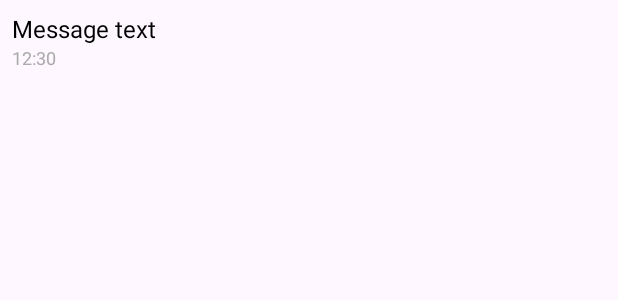
After one commit to ShayKat112/GamerLandRep1, an Android app: the layout item_message.xml on its own in the app's theme, with its tools: preview values and no code run, on a phone screen of 412 x 824 dp. The commit adds this screen. Shown: the top 300 px of the screen. Run offline under Robolectric (Android 15) with nearby library versions, the phone set to English and light mode, and no system bars; Roboto replaces fonts that are not available here.

Commit message:
safe spot to reload2

```diff
--- a/app/src/main/AndroidManifest.xml
+++ b/app/src/main/AndroidManifest.xml
@@ -7,6 +7,8 @@
     <uses-permission android:name="android.permission.READ_CALENDAR" />
     <uses-permission android:name="android.permission.SCHEDULE_EXACT_ALARM" />
     <uses-permission android:name="android.permission.CAMERA" />
+    <uses-permission android:name="android.permission.INTERNET"/>
+    <uses-permission android:name="com.google.android.providers.gsf.permission.READ_GSERVICES"/>
 
     <uses-feature
         android:name="android.hardware.camera"
--- /dev/null
+++ b/app/src/main/res/layout/item_message.xml
@@ -0,0 +1,23 @@
+<?xml version="1.0" encoding="utf-8"?>
+<LinearLayout xmlns:android="http://schemas.android.com/apk/res/android"
+    android:layout_width="match_parent"
+    android:layout_height="wrap_content"
+    android:orientation="vertical"
+    android:padding="8dp">
+
+    <TextView
+        android:id="@+id/messageTextView"
+        android:layout_width="wrap_content"
+        android:layout_height="wrap_content"
+        android:text="Message text"
+        android:textSize="16sp"
+        android:textColor="@android:color/black"/>
+
+    <TextView
+        android:id="@+id/timestampTextView"
+        android:layout_width="wrap_content"
+        android:layout_height="wrap_content"
+        android:text="12:30"
+        android:textSize="12sp"
+        android:textColor="@android:color/darker_gray"/>
+</LinearLayout>
```
Also changed, not shown: app/src/main/java/com/example/gamerland/ChatAdapter.java (added, +63 -0 lines), app/src/main/java/com/example/gamerland/ChatFragment.java (added, +100 -0 lines), app/src/main/java/com/example/gamerland/SearchFragment.java (+15 -7 lines), app/src/main/java/com/example/gamerland/messagemodel.java (added, +19 -0 lines), app/src/main/res/layout/fragment_chat.xml (added, +41 -0 lines).
